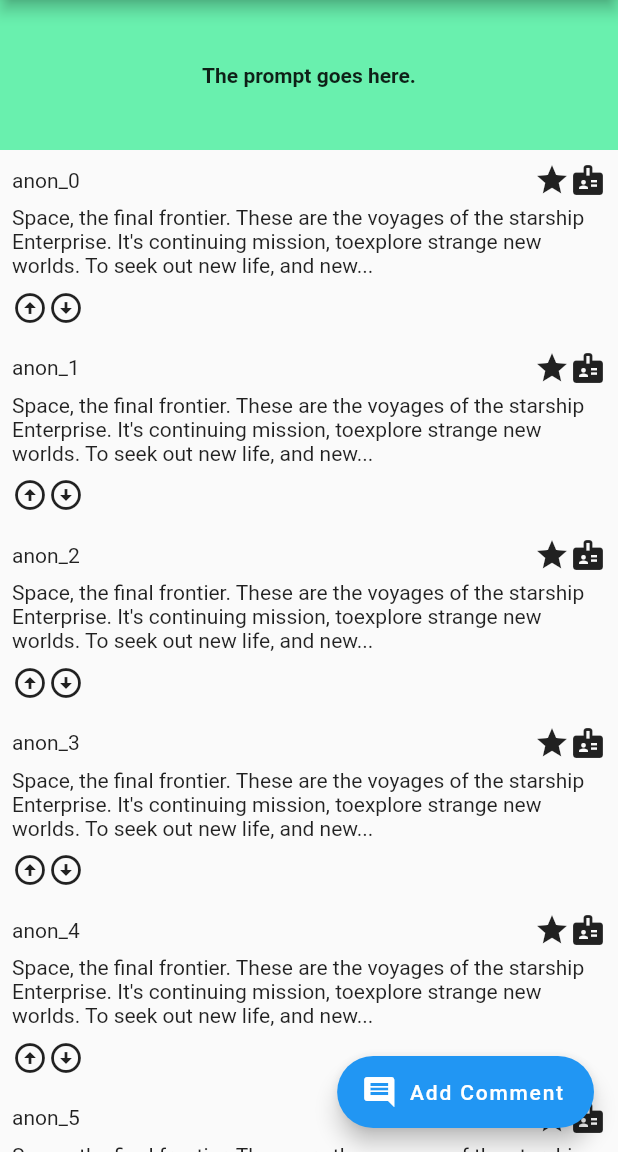
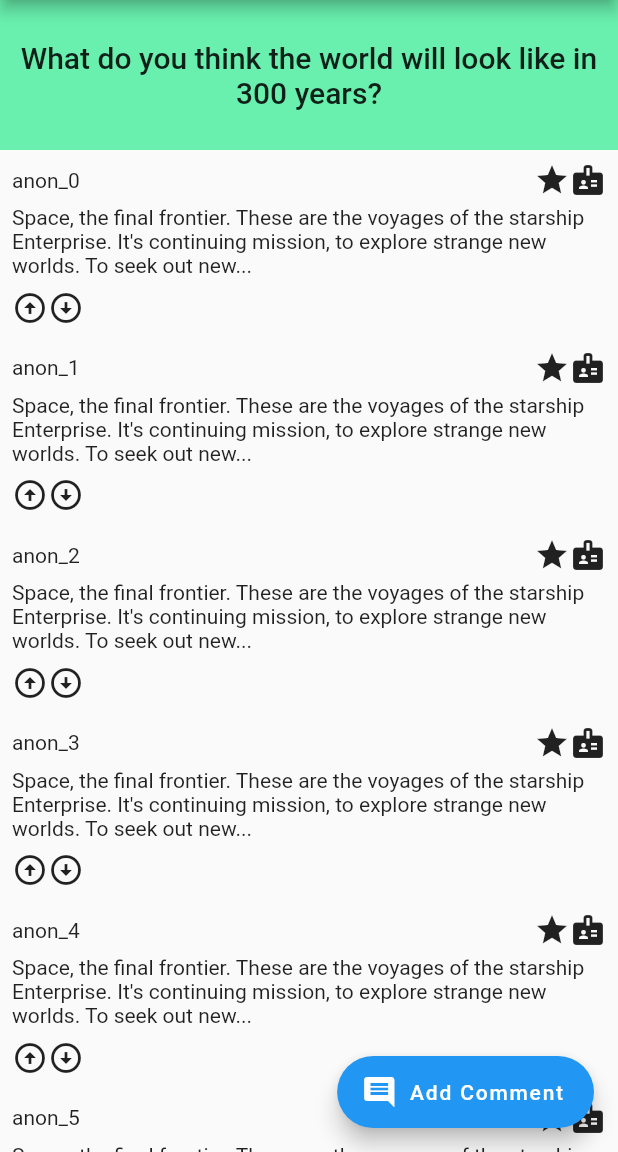
Before and after one commit to anqi0103/Bridge, a Flutter app: the screen it shows after launch, after a tap on an icon or button, on a phone screen of 412 x 824 dp, the part 84-1236 px from its top. Run offline on Flutter 3.47's test engine with Material 2 defaults, Android fonts, the light colour scheme and no system bars; our stand-ins replace cloud_firestore, firebase_core; accounts and stored records are empty.

Commit message:
formatting adjustments

```diff
--- a/lib/screens/home_screen_prompts.dart
+++ b/lib/screens/home_screen_prompts.dart
@@ -1,3 +1,4 @@
+import 'package:bridge/models/prompts.dart';
 import 'package:flutter/material.dart';
 import './prompt_details.dart';
 import './test_model_screen.dart';
@@ -31,7 +32,17 @@
                 onTap: () => Navigator.push(
                   context,
                   MaterialPageRoute(
-                    builder: (context) => PromptDetailScreen(comments: List<String>.generate(100, (i) => 'Item $i'))
+                    builder: (context) => PromptDetailScreen(
+                      comments: List<String>.generate(100, (i) => 'Item $i',),
+                      prompt: Prompts(
+                        // Hard-coded this with random mock data for now.
+                        // We'll get it connected to Firebase at some point.
+                        prompt:   'What do you think the world '
+                                  'will look like in 300 years?',
+                        numberComments: 100,
+                        numberTimesDisplayed: 3
+                      ),
+                    )
                   )
                 ),
               )
--- a/lib/screens/prompt_details.dart
+++ b/lib/screens/prompt_details.dart
@@ -1,11 +1,13 @@
 import 'package:bridge/models/comments.dart';
+import 'package:bridge/models/prompts.dart';
 import 'package:bridge/widgets/comment_layout.dart';
 import 'package:flutter/material.dart';
 
 class PromptDetailScreen extends StatefulWidget {
   final List comments;
+  final Prompts prompt;
 
-  const PromptDetailScreen({ Key? key, required this.comments }) : super(key: key);
+  const PromptDetailScreen({ Key? key, required this.comments, required this.prompt }) : super(key: key);
 
   @override
   State<PromptDetailScreen> createState() => _PromptDetailScreenState();
@@ -34,25 +36,33 @@
           Container(
             height: 100,
             color: Colors.greenAccent,
-            child: const Center(child: Text(
-              'The prompt goes here.',
-              style: TextStyle(fontWeight: FontWeight.w700)
-            )),
+            child: Center(child:
+              Padding(
+                padding: const EdgeInsets.all(8.0),
+                child: Text(
+                  widget.prompt.prompt,
+                  textAlign: TextAlign.center,
+                  style: Theme.of(context).textTheme.headline6
+                )
+              )
+            ),
           ),
           Expanded(
             child: ListView.builder(
               itemCount: widget.comments.length,
               itemBuilder: (context, index) {
-                return CommentLayout(comment: Comments(
-                  comment: 'Space, the final frontier. These are the voyages '
-                  'of the starship Enterprise. It\'s continuing mission, to'
-                  'explore strange new worlds. To seek out new life, and new...',
-                  rating: 50,
-                  username: 'anon_$index',
-                  promptID: 'abc_$index'
+                return CommentLayout(
+                  comment: Comments(
+                    // Hard-coded this as well, temporarily.
+                    comment:  'Space, the final frontier. These are the voyages '
+                              'of the starship Enterprise. It\'s continuing mission'
+                              ', to explore strange new worlds. To seek out new...',
+                    rating: 50,
+                    username: 'anon_$index',
+                    promptID: 'abc_$index'
                   )
                 );
-                // return Comment(comment: CommentsList[index]);
+                // return CommentLayout(comment: CommentsList[index]);
               },
             ),
           ),
--- a/lib/widgets/comment_layout.dart
+++ b/lib/widgets/comment_layout.dart
@@ -1,11 +1,10 @@
 import 'package:bridge/models/comments.dart';
 import 'package:flutter/material.dart';
-
 
 class CommentLayout extends StatelessWidget {
   Comments comment;
 
-  CommentLayout({ Key? key, required this.comment}) : super(key: key);
+  CommentLayout({Key? key, required this.comment}) : super(key: key);
 
   @override
   Widget build(BuildContext context) {
@@ -18,23 +17,27 @@
             children: [
               Expanded(child: Text(comment.username)),
               const Icon(Icons.star),
-            const Icon(Icons.badge)
-        ]),
+              const Icon(Icons.badge),
+            ]
+          ),
           Padding(
             padding: const EdgeInsets.only(top: 5.0, bottom: 8.0),
             child: Row(
               children: [
                 Expanded(
                   child: Text(comment.comment),
-              )
+                ),
               ],
             ),
           ),
-        Row(children: const [
+          Row(
+            children: const [
               Icon(Icons.arrow_circle_up),
-          Icon(Icons.arrow_circle_down)],
-        )
-      ]),
+              Icon(Icons.arrow_circle_down)
+            ],
+          ),
+        ]
+      ),
     );
   }
 }
```
Lines whose indentation alone changed are shown as unchanged.
